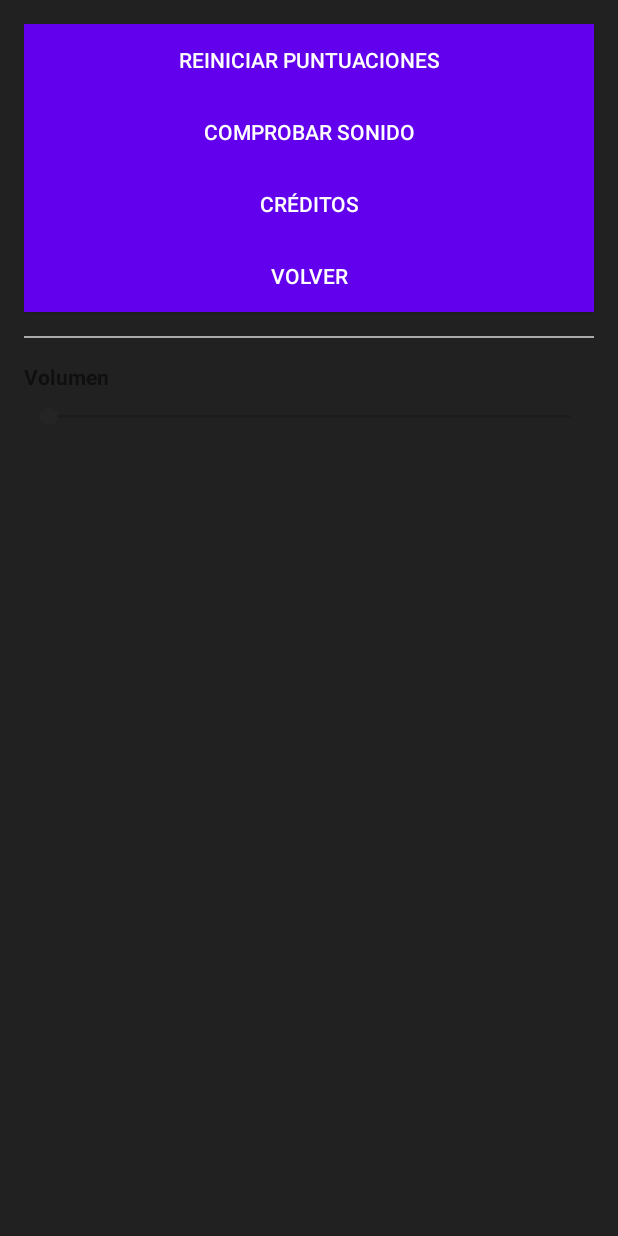
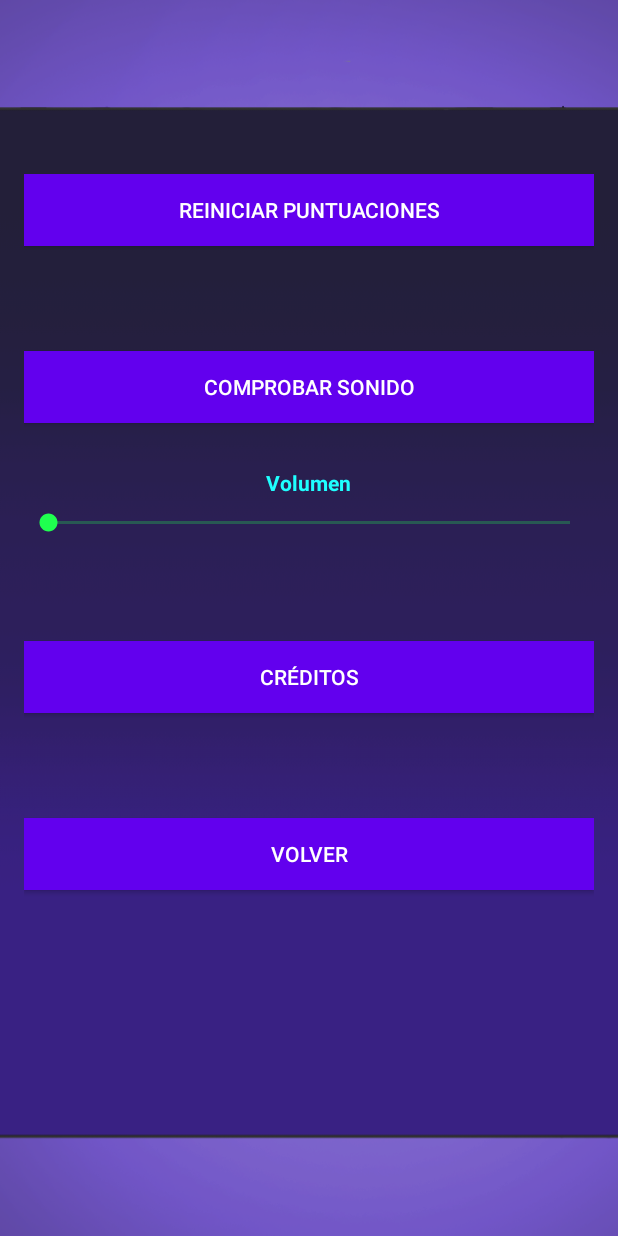
Before and after one commit to DavidDelCastillo/proyectoMovil, an Android app built with Jetpack Compose: the SettingsActivity screen opened directly, with no data from a screen before it, on a phone screen of 412 x 824 dp. Run offline under Robolectric (Android 15) with nearby library versions, the phone set to English and light mode, and no system bars.

Commit message:
Cambios finales

```diff
--- a/app/src/main/res/layout/settings_layout.xml
+++ b/app/src/main/res/layout/settings_layout.xml
@@ -1,16 +1,31 @@
 <?xml version="1.0" encoding="utf-8"?>
-<ScrollView xmlns:android="http://schemas.android.com/apk/res/android"
+<androidx.constraintlayout.widget.ConstraintLayout xmlns:android="http://schemas.android.com/apk/res/android"
+    xmlns:app="http://schemas.android.com/apk/res-auto"
     xmlns:tools="http://schemas.android.com/tools"
+    android:id="@+id/MainMenuRoot"
     android:layout_width="match_parent"
     android:layout_height="match_parent"
+    tools:context=".MainActivity"
     android:background="?attr/colorOnBackground">
 
+    <ImageView
+        android:id="@+id/imageView2"
+        android:layout_width="0dp"
+        android:layout_height="0dp"
+        android:scaleType="fitXY"
+        android:src="@drawable/in2"
+        app:layout_constraintBottom_toBottomOf="parent"
+        app:layout_constraintEnd_toEndOf="parent"
+        app:layout_constraintStart_toStartOf="parent"
+        app:layout_constraintTop_toTopOf="parent" />
+
     <LinearLayout
-        android:layout_width="match_parent"
-        android:layout_height="wrap_content"
         android:orientation="vertical"
         android:padding="16dp"
-        android:background="?attr/colorOnBackground">
+        android:gravity="center_horizontal"
+        android:layout_width="match_parent"
+        android:layout_height="match_parent"
+        android:layout_marginTop="100dp">
 
         <Button
             android:id="@+id/button3"
@@ -18,7 +33,8 @@
             android:layout_height="wrap_content"
             android:text="REINICIAR PUNTUACIONES"
             android:textColor="?attr/colorOnPrimary"
-            android:background="?attr/colorPrimary" />
+            android:background="?attr/colorPrimary"
+            android:layout_marginBottom="70dp"/>
 
         <Button
             android:id="@+id/audioBtn"
@@ -26,48 +42,54 @@
             android:layout_height="wrap_content"
             android:text="COMPROBAR SONIDO"
             android:textColor="?attr/colorOnPrimary"
-            android:background="?attr/colorPrimary" />
+            android:background="?attr/colorPrimary"
+            android:layout_marginBottom="30dp"/>
+        <TextView
+            android:layout_width="wrap_content"
+            android:layout_height="wrap_content"
+            android:layout_marginBottom="8dp"
+            android:text="Volumen"
+            android:textStyle="bold"
+            android:textColor="#1FFFFF" />
+
+        <SeekBar
+            android:id="@+id/volumeSeekBar"
+            android:layout_width="match_parent"
+            android:layout_height="wrap_content"
+            android:progressBackgroundTint="#1FFF4F"
+            android:thumbTint="#1FFF4F"
+            android:layout_marginBottom="70dp"/>
 
         <Button
             android:id="@+id/creditsBtn"
             android:layout_width="match_parent"
             android:layout_height="wrap_content"
             android:text="CRÉDITOS"
-            tools:layout_marginTop="300px"
             android:textColor="?attr/colorOnPrimary"
-            android:background="?attr/colorPrimary" />
+            android:background="?attr/colorPrimary"
+            android:layout_marginBottom="70dp"/>
 
         <Button
             android:id="@+id/backBtn"
             android:layout_width="match_parent"
             android:layout_height="wrap_content"
             android:text="VOLVER"
-            tools:layout_marginTop="500px"
             android:textColor="?attr/colorOnPrimary"
-            android:background="?attr/colorPrimary" />
+            android:background="?attr/colorPrimary"
+            android:layout_marginBottom="30dp"/>
 
         <!-- Separador visual -->
-        <View
+        <!--<View
             android:layout_width="match_parent"
             android:layout_height="1dp"
             android:layout_marginVertical="16dp"
-            android:background="@android:color/darker_gray" />
+            android:background="@android:color/darker_gray" />-->
 
         <!-- Control de volumen -->
 
         <!-- Control de modo oscuro -->
 
-        <TextView
-            android:layout_width="wrap_content"
-            android:layout_height="wrap_content"
-            android:layout_marginBottom="8dp"
-            android:text="Volumen"
-            android:textStyle="bold" />
 
-        <SeekBar
-            android:id="@+id/volumeSeekBar"
-            android:layout_width="match_parent"
-            android:layout_height="wrap_content" />
 
     </LinearLayout>
-</ScrollView>
+</androidx.constraintlayout.widget.ConstraintLayout>
```
Also changed, not shown: app/src/main/res/layout/credits_menu.xml (+6 -7 lines), app/src/main/res/layout/scores_layout.xml (+28 -7 lines).
